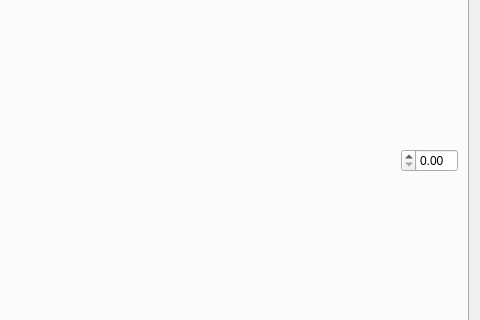
Before: the Qt Designer form src/main_form.ui in ludwici/BeeIsland, drawn with Qt 5; both pictures show x 800 to 1280 and y 88 to 408 of the 1280 by 720 pixel window.
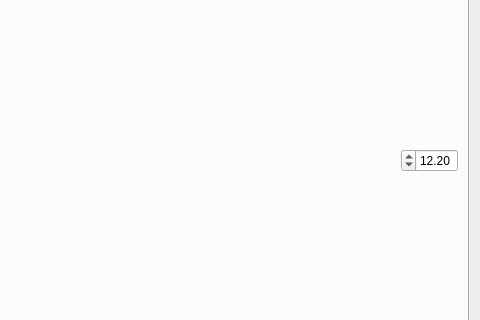
After: the same form once the commit is applied.

What changed in the file:
```diff
--- a/src/main_form.ui
+++ b/src/main_form.ui
@@ -66,7 +66,11 @@
         <enum>QLayout::SetDefaultConstraint</enum>
        </property>
        <item>
-        <widget class="QDoubleSpinBox" name="zoomFactor"/>
+        <widget class="QDoubleSpinBox" name="zoomFactor">
+         <property name="value">
+          <double>12.199999999999999</double>
+         </property>
+        </widget>
        </item>
        <item>
         <spacer name="horizontalSpacer">
```
